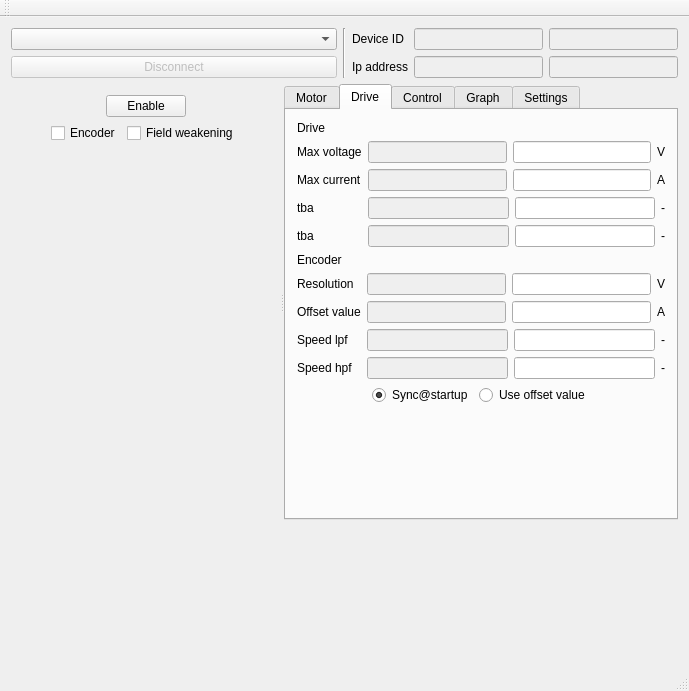
Qt form mainwindow.ui (Kjelland/lynxDrive) before a commit.
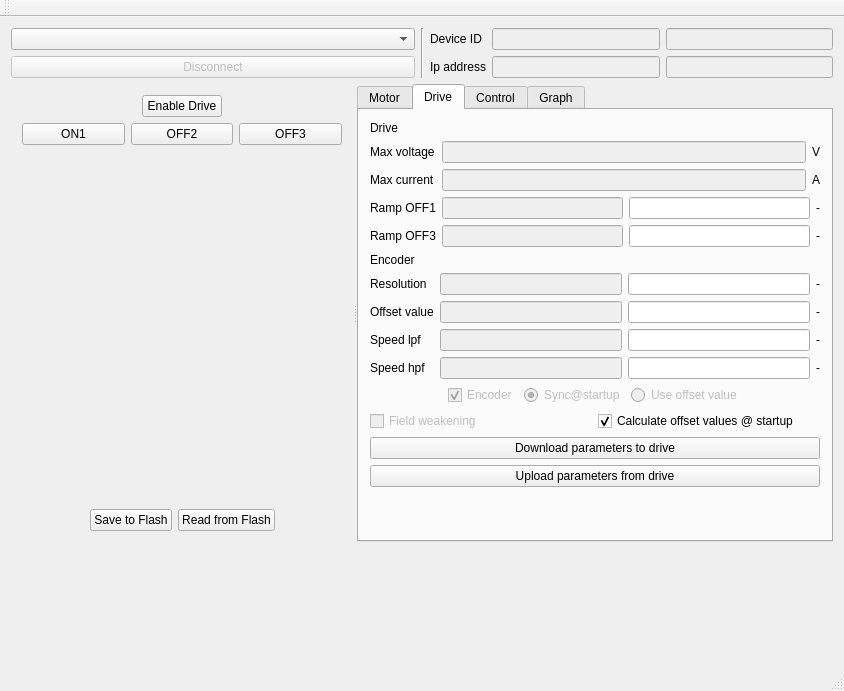
The same form after that commit. The open tabs and pages were chosen to show the change. Icons and pictures are not drawn. Custom widgets are drawn as their Qt base class.

The edit to the form file:
```diff
--- a/mainwindow.ui
+++ b/mainwindow.ui
@@ -6,7 +6,7 @@
    <rect>
     <x>0</x>
     <y>0</y>
-    <width>689</width>
+    <width>844</width>
     <height>691</height>
    </rect>
   </property>
@@ -166,7 +166,7 @@
       <property name="orientation">
        <enum>Qt::Horizontal</enum>
       </property>
-      <widget class="QWidget" name="">
+      <widget class="QWidget" name="layoutWidget">
        <layout class="QVBoxLayout" name="verticalLayout_3">
         <item>
          <layout class="QVBoxLayout" name="verticalLayout_7">
@@ -188,7 +188,10 @@
             <item>
              <widget class="QPushButton" name="pushButton_3">
               <property name="text">
-               <string>Enable</string>
+               <string>Enable Drive</string>
+              </property>
+              <property name="checkable">
+               <bool>true</bool>
               </property>
              </widget>
             </item>
@@ -210,46 +213,36 @@
          </layout>
         </item>
         <item>
-         <layout class="QHBoxLayout" name="horizontalLayout_14">
+         <layout class="QHBoxLayout" name="horizontalLayout_9">
           <item>
-           <spacer name="horizontalSpacer_3">
-            <property name="orientation">
-             <enum>Qt::Horizontal</enum>
+           <widget class="QPushButton" name="buttonOn1">
+            <property name="text">
+             <string>ON1</string>
             </property>
-            <property name="sizeHint" stdset="0">
-             <size>
-              <width>40</width>
-              <height>20</height>
-             </size>
+            <property name="checkable">
+             <bool>true</bool>
             </property>
-           </spacer>
+           </widget>
           </item>
           <item>
-           <widget class="QCheckBox" name="checkBox_2">
+           <widget class="QPushButton" name="buttonOff2">
             <property name="text">
-             <string>Encoder</string>
+             <string>OFF2</string>
             </property>
+            <property name="checkable">
+             <bool>true</bool>
+            </property>
            </widget>
           </item>
           <item>
-           <widget class="QCheckBox" name="checkBox">
+           <widget class="QPushButton" name="buttonOff3">
             <property name="text">
-             <string>Field weakening</string>
+             <string>OFF3</string>
             </property>
-           </widget>
-          </item>
-          <item>
-           <spacer name="horizontalSpacer_4">
-            <property name="orientation">
-             <enum>Qt::Horizontal</enum>
+            <property name="checkable">
+             <bool>true</bool>
             </property>
-            <property name="sizeHint" stdset="0">
-             <size>
-              <width>40</width>
-              <height>20</height>
-             </size>
-            </property>
-           </spacer>
+           </widget>
           </item>
          </layout>
         </item>
@@ -269,11 +262,58 @@
           </property>
          </spacer>
         </item>
+        <item>
+         <layout class="QHBoxLayout" name="horizontalLayout_14">
+          <item>
+           <spacer name="horizontalSpacer_3">
+            <property name="orientation">
+             <enum>Qt::Horizontal</enum>
+            </property>
+            <property name="sizeHint" stdset="0">
+             <size>
+              <width>40</width>
+              <height>20</height>
+             </size>
+            </property>
+           </spacer>
+          </item>
+          <item>
+           <widget class="QPushButton" name="buttonSaveFlash">
+            <property name="text">
+             <string>Save to Flash</string>
+            </property>
+           </widget>
+          </item>
+          <item>
+           <widget class="QPushButton" name="buttonReadFlash">
+            <property name="text">
+             <string>Read from Flash</string>
+            </property>
+           </widget>
+          </item>
+          <item>
+           <spacer name="horizontalSpacer_4">
+            <property name="orientation">
+             <enum>Qt::Horizontal</enum>
+            </property>
+            <property name="sizeHint" stdset="0">
+             <size>
+              <width>40</width>
+              <height>20</height>
+             </size>
+            </property>
+           </spacer>
+          </item>
+         </layout>
+        </item>
+        <item>
+         <layout class="QHBoxLayout" name="horizontalLayout_15"/>
+        </item>
        </layout>
       </widget>
       <widget class="QTabWidget" name="tabWidget">
        <property name="sizePolicy">
-        <sizepolicy hsizetype="Preferred" vsizetype="Preferred">
+        <sizepolicy hsizetype="Expanding" vsizetype="Expanding">
          <horstretch>0</horstretch>
          <verstretch>0</verstretch>
         </sizepolicy>
@@ -752,14 +792,14 @@
            <item row="2" column="0">
             <widget class="QLabel" name="label_24">
              <property name="text">
-              <string>tba</string>
+              <string>Ramp OFF1</string>
              </property>
             </widget>
            </item>
            <item row="3" column="0">
             <widget class="QLabel" name="label_25">
              <property name="text">
-              <string>tba</string>
+              <string>Ramp OFF3</string>
              </property>
             </widget>
            </item>
@@ -772,9 +812,6 @@
                </property>
               </widget>
              </item>
-             <item>
-              <widget class="QLineEdit" name="lineEdit"/>
-             </item>
              <item>
               <widget class="QLabel" name="label_2">
                <property name="text">
@@ -793,9 +830,6 @@
                </property>
               </widget>
              </item>
-             <item>
-              <widget class="QLineEdit" name="lineEdit_30"/>
-             </item>
              <item>
               <widget class="QLabel" name="label_28">
                <property name="text">
@@ -901,7 +935,7 @@
              <item>
               <widget class="QLabel" name="label_9">
                <property name="text">
-                <string>V</string>
+                <string>-</string>
                </property>
               </widget>
              </item>
@@ -922,7 +956,7 @@
              <item>
               <widget class="QLabel" name="label_55">
                <property name="text">
-                <string>A</string>
+                <string>-</string>
                </property>
               </widget>
              </item>
@@ -987,8 +1021,30 @@
              </property>
             </spacer>
            </item>
+           <item>
+            <widget class="QCheckBox" name="checkBox_2">
+             <property name="enabled">
+              <bool>false</bool>
+             </property>
+             <property name="text">
+              <string>Encoder</string>
+             </property>
+             <property name="checkable">
+              <bool>true</bool>
+             </property>
+             <property name="checked">
+              <bool>true</bool>
+             </property>
+             <property name="autoExclusive">
+              <bool>false</bool>
+             </property>
+            </widget>
+           </item>
            <item>
             <widget class="QRadioButton" name="radioButton_3">
+             <property name="enabled">
+              <bool>false</bool>
+             </property>
              <property name="text">
               <string>Sync@startup</string>
              </property>
@@ -999,6 +1055,9 @@
            </item>
            <item>
             <widget class="QRadioButton" name="radioButton">
+             <property name="enabled">
+              <bool>false</bool>
+             </property>
              <property name="text">
               <string>Use offset value</string>
              </property>
@@ -1022,6 +1081,53 @@
            </item>
           </layout>
          </item>
+         <item>
+          <layout class="QHBoxLayout" name="horizontalLayout_8">
+           <item>
+            <widget class="QCheckBox" name="checkBox">
+             <property name="enabled">
+              <bool>false</bool>
+             </property>
+             <property name="text">
+              <string>Field weakening</string>
+             </property>
+             <property name="checkable">
+              <bool>false</bool>
+             </property>
+            </widget>
+           </item>
+           <item>
+            <widget class="QCheckBox" name="checkBox_12">
+             <property name="enabled">
+              <bool>true</bool>
+             </property>
+             <property name="text">
+              <string>Calculate offset values @ startup</string>
+             </property>
+             <property name="checkable">
+              <bool>true</bool>
+             </property>
+             <property name="checked">
+              <bool>true</bool>
+             </property>
+            </widget>
+           </item>
+          </layout>
+         </item>
+         <item>
+          <widget class="QPushButton" name="buttonDownloadDriveParam">
+           <property name="text">
+            <string>Download parameters to drive</string>
+           </property>
+          </widget>
+         </item>
+         <item>
+          <widget class="QPushButton" name="buttonUploadDriveParam">
+           <property name="text">
+            <string>Upload parameters from drive</string>
+           </property>
+          </widget>
+         </item>
          <item>
           <spacer name="verticalSpacer_3">
            <property name="orientation">
@@ -1490,11 +1596,6 @@
          </item>
         </layout>
        </widget>
-       <widget class="QWidget" name="tabSettings">
-        <attribute name="title">
-         <string>Settings</string>
-        </attribute>
-       </widget>
       </widget>
      </widget>
     </item>
```
Left out of the diff: 114 changed lines with no effect on the pictures.
